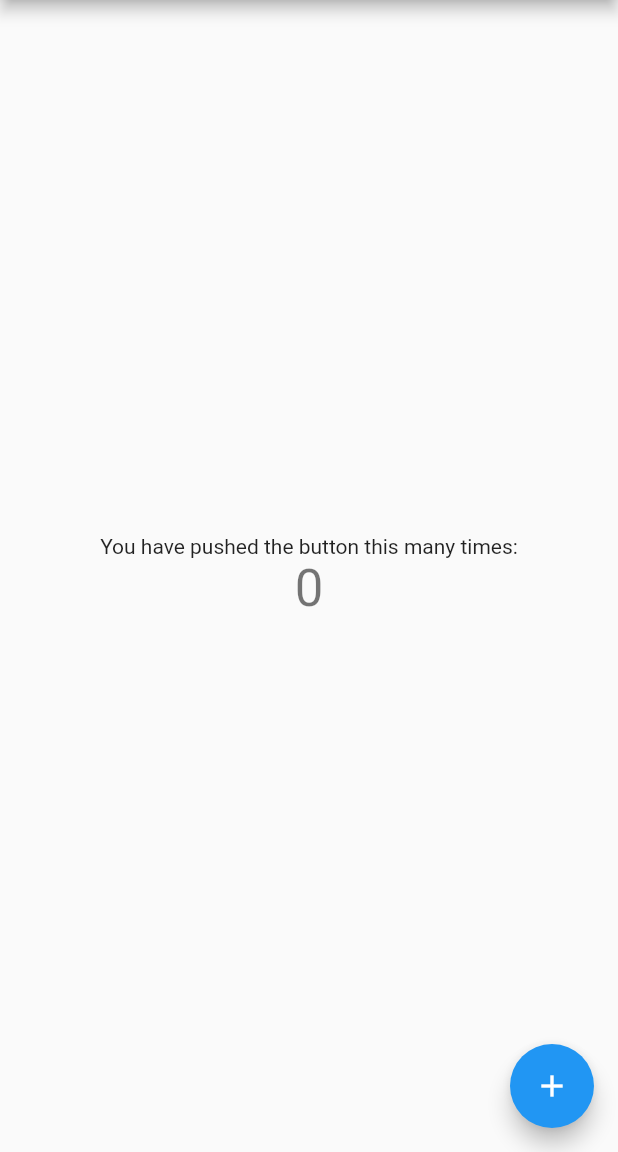
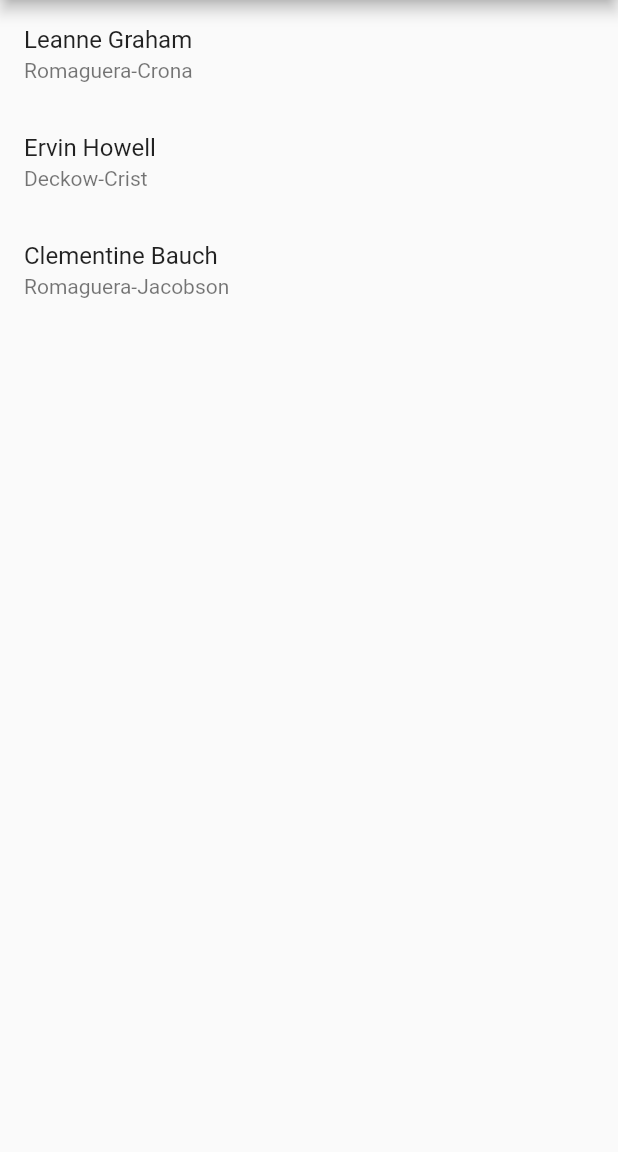
Before and after one commit to shantudas/flutter-playground, a Flutter app: the screen it shows after launch, on a phone screen of 412 x 824 dp, the part 84-1236 px from its top. Run offline on Flutter 3.47's test engine with Material 2 defaults, Android fonts, the phone set to English and light mode, and no system bars.

Commit message:
list view implemented

```diff
--- /dev/null
+++ b/lib/User.dart
@@ -0,0 +1,47 @@
+class User {
+  final int id;
+  final String fullName;
+  final String userName;
+  final String address;
+  final String phone;
+  final String website;
+  final String company;
+
+  User(
+      {this.id,
+      this.fullName,
+      this.userName,
+      this.address,
+      this.phone,
+      this.website,
+      this.company});
+
+  static List<User> fetchAllUsers() {
+    return [
+      User(
+          id: 1,
+          fullName: "Leanne Graham",
+          userName: "Bret",
+          address: "Apt. 556, Kulas Light,Gwenborough (zip-92998-3874)",
+          phone: "1-770-736-8031 x56442",
+          website: "hildegard.org",
+          company: "Romaguera-Crona"),
+      User(
+          id: 2,
+          fullName: "Ervin Howell",
+          userName: "Antonette",
+          address: "Suite 879, Victor Plains, Wisokyburgh (zip-90566-7771)",
+          phone: "010-692-6593 x09125",
+          website: "anastasia.net",
+          company: "Deckow-Crist"),
+      User(
+          id: 3,
+          fullName: "Clementine Bauch",
+          userName: "Samantha",
+          address: "Suite 847, Douglas Extension, McKenziehaven (zip-59590-4157)",
+          phone: "1-463-123-4447",
+          website: "ramiro.info",
+          company: "Romaguera-Jacobson")
+    ];
+  }
+}
--- a/lib/main.dart
+++ b/lib/main.dart
@@ -1,4 +1,5 @@
 import 'package:flutter/material.dart';
+import 'package:flutter_playground/User.dart';
 
 void main() {
   runApp(MyApp());
@@ -26,6 +27,7 @@ class MyApp extends StatelessWidget {
         // closer together (more dense) than on mobile platforms.
         visualDensity: VisualDensity.adaptivePlatformDensity,
       ),
+      //home: MyHomePage(title: 'Flutter Demo Home Page'),
       home: MyHomePage(title: 'Flutter Demo Home Page'),
     );
   }
@@ -50,68 +52,27 @@ class MyHomePage extends StatefulWidget {
 }
 
 class _MyHomePageState extends State<MyHomePage> {
-  int _counter = 0;
 
-  void _incrementCounter() {
-    setState(() {
-      // This call to setState tells the Flutter framework that something has
-      // changed in this State, which causes it to rerun the build method below
-      // so that the display can reflect the updated values. If we changed
-      // _counter without calling setState(), then the build method would not be
-      // called again, and so nothing would appear to happen.
-      _counter++;
-    });
-  }
+  final users = User.fetchAllUsers();
 
   @override
   Widget build(BuildContext context) {
-    // This method is rerun every time setState is called, for instance as done
-    // by the _incrementCounter method above.
-    //
-    // The Flutter framework has been optimized to make rerunning build methods
-    // fast, so that you can just rebuild anything that needs updating rather
-    // than having to individually change instances of widgets.
     return Scaffold(
       appBar: AppBar(
-        // Here we take the value from the MyHomePage object that was created by
-        // the App.build method, and use it to set our appbar title.
         title: Text(widget.title),
       ),
-      body: Center(
-        // Center is a layout widget. It takes a single child and positions it
-        // in the middle of the parent.
-        child: Column(
-          // Column is also a layout widget. It takes a list of children and
-          // arranges them vertically. By default, it sizes itself to fit its
-          // children horizontally, and tries to be as tall as its parent.
-          //
-          // Invoke "debug painting" (press "p" in the console, choose the
-          // "Toggle Debug Paint" action from the Flutter Inspector in Android
-          // Studio, or the "Toggle Debug Paint" command in Visual Studio Code)
-          // to see the wireframe for each widget.
-          //
-          // Column has various properties to control how it sizes itself and
-          // how it positions its children. Here we use mainAxisAlignment to
-          // center the children vertically; the main axis here is the vertical
-          // axis because Columns are vertical (the cross axis would be
-          // horizontal).
-          mainAxisAlignment: MainAxisAlignment.center,
-          children: <Widget>[
-            Text(
-              'You have pushed the button this many times:',
-            ),
-            Text(
-              '$_counter',
-              style: Theme.of(context).textTheme.headline4,
-            ),
-          ],
-        ),
+      body: ListView.builder(
+        itemCount: users.length,
+        itemBuilder: (context, index) =>
+            _itemBuilder(context, users[index]),
       ),
-      floatingActionButton: FloatingActionButton(
-        onPressed: _incrementCounter,
-        tooltip: 'Increment',
-        child: Icon(Icons.add),
-      ), // This trailing comma makes auto-formatting nicer for build methods.
+    );
+  }
+
+  _itemBuilder(BuildContext context, User user) {
+    return ListTile(
+      title: Text(user.fullName),
+      subtitle: Text(user.company),
     );
   }
 }
```
